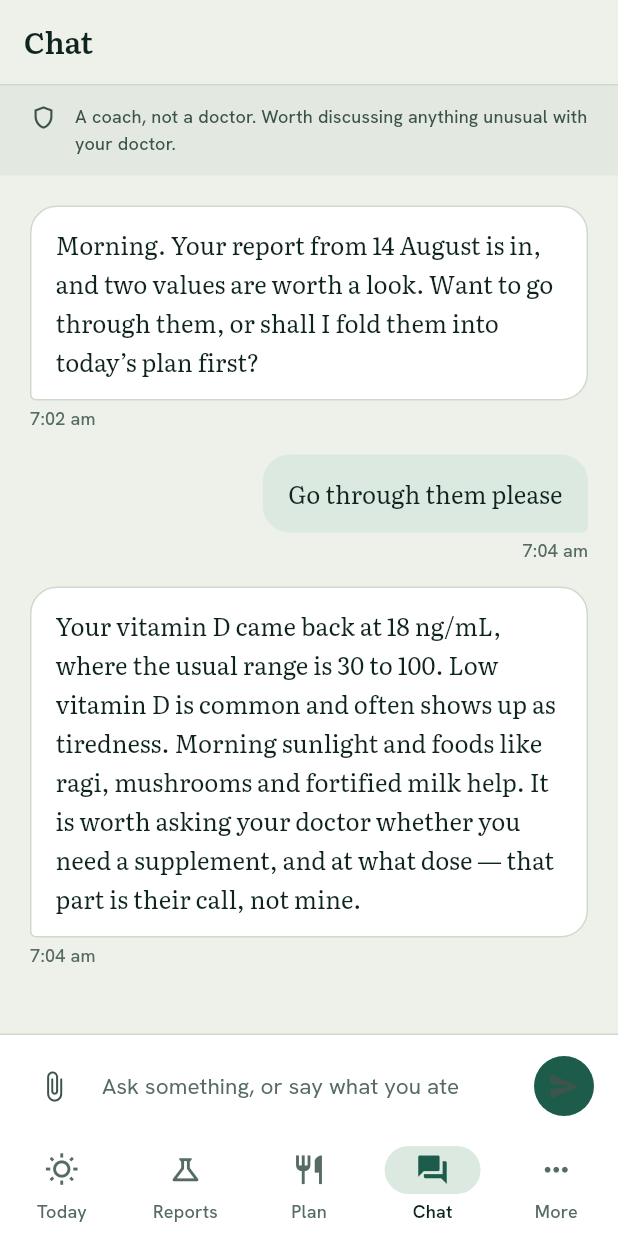
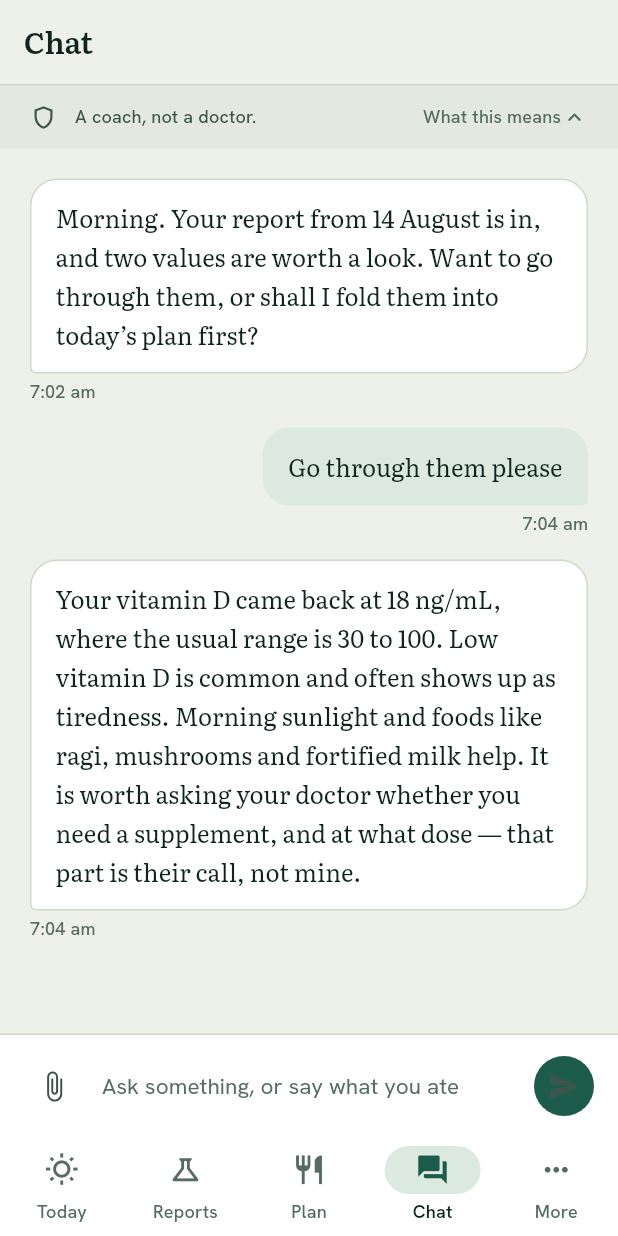
Before and after one commit to saimuthiki/health-sentinel, a Flutter app: the ChatScreen screen opened by its route, on a phone screen of 412 x 824 dp. Run offline on Flutter 3.47's test engine with Material 3 defaults, Android fonts, the phone set to English and light mode, and no system bars; our stand-ins replace fl_chart, flutter_local_notifications, flutter_riverpod, flutter_timezone, go_router, sqflite and 2 more; accounts and stored records are empty.

Commit message:
feat(app): the disclaimer keeps its meaning and gives back the screen
The owner's note: the "coach, not a doctor" block is fixed on the UI, takes
space on every screen, and should be collapsible or gone.

Gone is not available. It is one of the three independent places the coaching
boundary is enforced, alongside the model persona and the server-side output
validator, and CLAUDE.md makes it a permanent element rather than a preference.

Collapsible is available, and it is the better design anyway. A four-line
paragraph pinned to the bottom of a daily app is read once and skipped for ever
after while still costing a quarter of a phone screen every day - which is a
disclaimer that has stopped disclaiming. So the line that carries the meaning,
"A coach, not a doctor.", is now always on screen in one line, and the
elaboration - does not diagnose, never recommends a medicine or a dose - sits
one tap behind it.

The distinction the tests now encode is the one that matters: collapsing the
detail is not dismissing the notice. There is no state, on any screen, in which
the widget is absent or that first line is not visible, and the assertion for
that opens it, closes it, and checks the line at every step. The old test
forbade InkWell, which was a proxy for "cannot be dismissed" and is no longer
true of a disclosure control; Dismissible, CloseButton and IconButton are still
forbidden, and those are the affordances that would actually remove it.

Co-Authored-By: Claude Opus 5 <noreply@anthropic.com>
Claude-Session: https://claude.ai/code/session_0146oojm8kR3YRjP3ZvzgL4a

```diff
--- a/app/lib/core/widgets/hp_disclaimer.dart
+++ b/app/lib/core/widgets/hp_disclaimer.dart
@@ -13,56 +13,133 @@ import '../theme/hp_typography.dart';
 /// interpretation of health data shows this, and on the report and plan screens
 /// it is pinned rather than scrolled with the content.
 ///
+/// What *can* change is how much room it takes. A four-line paragraph pinned to
+/// the bottom of a daily app is read once and skipped for ever after, and it
+/// costs the content a quarter of a phone screen every single day. So the line
+/// that carries the meaning - **a coach, not a doctor** - is always on screen,
+/// and the elaboration is one tap away behind it. Collapsing the detail is not
+/// the same as dismissing the notice: there is no state, on any screen, in which
+/// this widget is absent or in which that first line is not visible.
+///
 /// It is deliberately quiet rather than alarming. A warning the user learns to
 /// skip past is worth nothing, and a red banner on every screen of a daily app
 /// teaches exactly that.
-class HpDisclaimer extends StatelessWidget {
+class HpDisclaimer extends StatefulWidget {
   const HpDisclaimer({super.key}) : compact = false;
 
-  /// A single line, for places where the full paragraph would crowd the content.
+  /// The tighter type scale, for places where the content is already dense.
+  ///
+  /// Both forms are one line until they are opened; this only changes how loud
+  /// that line is.
   const HpDisclaimer.compact({super.key}) : compact = true;
 
   final bool compact;
 
+  /// The elaboration. Behind a tap, never removed.
   static const String fullText =
       'HealthPulse is a coach, not a doctor. It explains your results in plain '
       'language and suggests food, movement and sleep. It does not diagnose, and '
       'it never recommends a medicine or a dose. Anything unusual here is worth '
       'discussing with your doctor.';
 
-  static const String compactText =
-      'A coach, not a doctor. Worth discussing anything unusual with your doctor.';
+  /// The line that is always on screen, in every state, on every screen.
+  static const String compactText = 'A coach, not a doctor.';
+
+  static const String expandLabel = 'What this means';
+  static const String collapseLabel = 'Close';
+
+  @override
+  State<HpDisclaimer> createState() => _HpDisclaimerState();
+}
+
+class _HpDisclaimerState extends State<HpDisclaimer> {
+  bool _open = false;
 
   @override
   Widget build(BuildContext context) {
     final HpPalette p = context.hp;
-    final String text = compact ? compactText : fullText;
+    final TextStyle lineStyle = (widget.compact ? HpType.micro : HpType.label)
+        .copyWith(color: p.inkMuted, height: 1.5);
 
-    return Container(
+    return Semantics(
+      container: true,
+      // Read as one thing, and read the permanent sentence first, so a screen
+      // reader never announces the control before the claim it qualifies.
+      label: HpDisclaimer.compactText,
+      child: Container(
         width: double.infinity,
+        decoration: BoxDecoration(
+          color: p.surfaceSunk,
+          border: Border(top: BorderSide(color: p.hairline)),
+        ),
+        child: Material(
+          type: MaterialType.transparency,
+          child: InkWell(
+            // Opens and closes the elaboration. It cannot close the notice: the
+            // line below is outside the animated part and has no branch that
+            // omits it.
+            onTap: () => setState(() => _open = !_open),
+            child: Padding(
               padding: EdgeInsets.fromLTRB(
                 HpSpacing.gutter,
-        compact ? HpSpacing.md : HpSpacing.lg,
+                widget.compact ? HpSpacing.md : HpSpacing.lg,
                 HpSpacing.gutter,
-        compact ? HpSpacing.md : HpSpacing.lg,
+                widget.compact ? HpSpacing.md : HpSpacing.lg,
               ),
-      decoration: BoxDecoration(
-        color: p.isDark ? p.surfaceSunk : p.surfaceSunk,
-        border: Border(top: BorderSide(color: p.hairline)),
-      ),
-      child: Row(
+              child: Column(
+                mainAxisSize: MainAxisSize.min,
                 crossAxisAlignment: CrossAxisAlignment.start,
+                children: <Widget>[
+                  Row(
+                    crossAxisAlignment: CrossAxisAlignment.center,
                     children: <Widget>[
                       Icon(Icons.shield_outlined, size: 18, color: p.inkMuted),
                       const SizedBox(width: HpSpacing.md),
                       Expanded(
                         child: Text(
-              text,
-              style: (compact ? HpType.micro : HpType.label)
+                          HpDisclaimer.compactText,
+                          style: lineStyle,
+                        ),
+                      ),
+                      const SizedBox(width: HpSpacing.sm),
+                      Text(
+                        _open
+                            ? HpDisclaimer.collapseLabel
+                            : HpDisclaimer.expandLabel,
+                        style: HpType.micro.copyWith(color: p.inkFaint),
+                      ),
+                      Icon(
+                        _open
+                            ? Icons.keyboard_arrow_down_rounded
+                            : Icons.keyboard_arrow_up_rounded,
+                        size: 18,
+                        color: p.inkFaint,
+                      ),
+                    ],
+                  ),
+                  AnimatedSize(
+                    duration: const Duration(milliseconds: 160),
+                    curve: Curves.easeOut,
+                    alignment: Alignment.topCenter,
+                    child: _open
+                        ? Padding(
+                            padding: const EdgeInsets.only(
+                              top: HpSpacing.md,
+                              left: 18 + HpSpacing.md,
+                            ),
+                            child: Text(
+                              HpDisclaimer.fullText,
+                              style: HpType.micro
                                   .copyWith(color: p.inkMuted, height: 1.5),
                             ),
+                          )
+                        : const SizedBox(width: double.infinity),
                   ),
                 ],
+              ),
+            ),
+          ),
+        ),
       ),
     );
   }
```
Also changed, not shown: 1 other file. Lines whose indentation alone changed are shown as unchanged.
